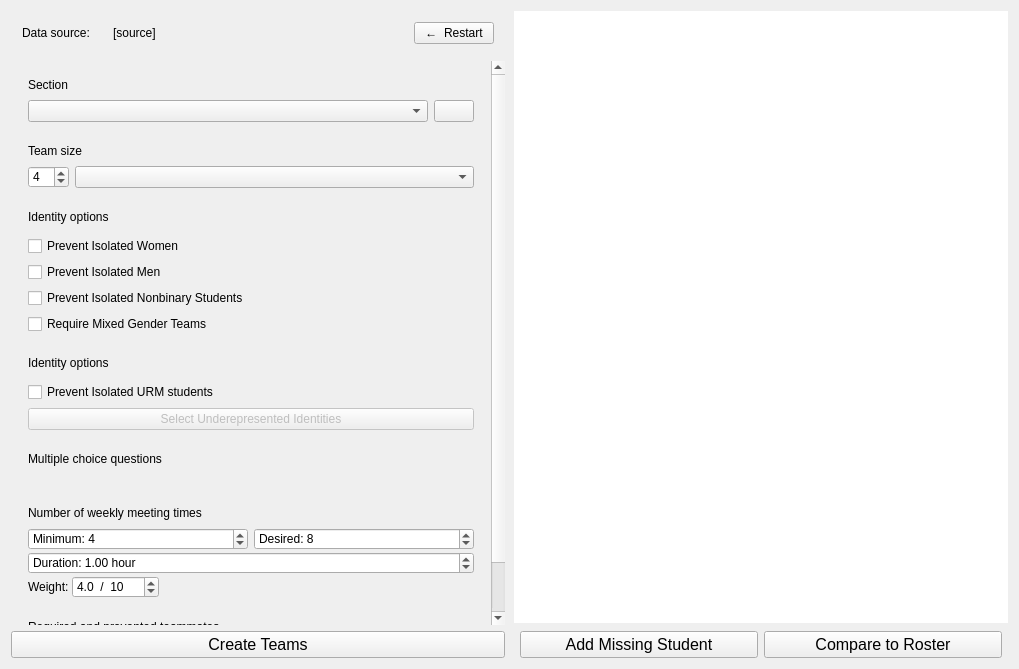
First picture: the form in gruepr.ui, repository gruepr/gruepr, before the edit.
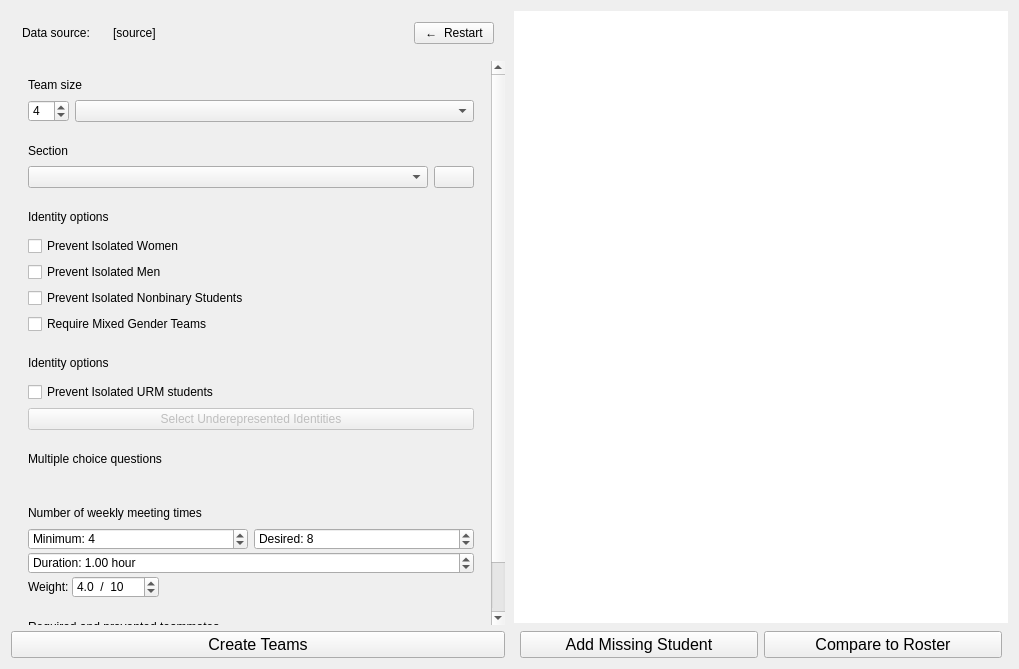
Second picture: the form after the edit. Icons and pictures are not drawn. Custom widgets are drawn as their Qt base class.

Commit message: Added half-working Drag and Drop UI functionality

Patch:
```diff
--- a/gruepr.ui
+++ b/gruepr.ui
@@ -85,7 +85,80 @@
            <number>6</number>
           </property>
           <item>
-           <widget class="QFrame" name="sectionFrame">
+           <widget class="DraggableQFrame" name="teamSizeFrame">
+            <layout class="QGridLayout" name="teamSizeLayout" columnstretch="0,0">
+             <property name="verticalSpacing">
+              <number>2</number>
+             </property>
+             <item row="2" column="1">
+              <widget class="QComboBox" name="teamSizeBox">
+               <property name="sizePolicy">
+                <sizepolicy hsizetype="Expanding" vsizetype="Preferred">
+                 <horstretch>0</horstretch>
+                 <verstretch>0</verstretch>
+                </sizepolicy>
+               </property>
+               <property name="toolTip">
+                <string>Choose how many students are on each team.</string>
+               </property>
+               <property name="sizeAdjustPolicy">
+                <enum>QComboBox::SizeAdjustPolicy::AdjustToContents</enum>
+               </property>
+              </widget>
+             </item>
+             <item row="1" column="0" colspan="2">
+              <spacer name="teamSizeLabelSpacer">
+               <property name="orientation">
+                <enum>Qt::Orientation::Vertical</enum>
+               </property>
+               <property name="sizeType">
+                <enum>QSizePolicy::Policy::Fixed</enum>
+               </property>
+               <property name="sizeHint" stdset="0">
+                <size>
+                 <width>20</width>
+                 <height>6</height>
+                </size>
+               </property>
+              </spacer>
+             </item>
+             <item row="0" column="0" colspan="2" alignment="Qt::AlignmentFlag::AlignLeft|Qt::AlignmentFlag::AlignVCenter">
+              <widget class="QLabel" name="teamSizeLabel">
+               <property name="sizePolicy">
+                <sizepolicy hsizetype="Preferred" vsizetype="Preferred">
+                 <horstretch>0</horstretch>
+                 <verstretch>0</verstretch>
+                </sizepolicy>
+               </property>
+               <property name="text">
+                <string>Team size</string>
+               </property>
+              </widget>
+             </item>
+             <item row="2" column="0">
+              <widget class="QSpinBox" name="idealTeamSizeBox">
+               <property name="sizePolicy">
+                <sizepolicy hsizetype="Minimum" vsizetype="Preferred">
+                 <horstretch>0</horstretch>
+                 <verstretch>0</verstretch>
+                </sizepolicy>
+               </property>
+               <property name="toolTip">
+                <string>Set the ideal number of students on each team</string>
+               </property>
+               <property name="minimum">
+                <number>2</number>
+               </property>
+               <property name="value">
+                <number>4</number>
+               </property>
+              </widget>
+             </item>
+            </layout>
+           </widget>
+          </item>
+          <item>
+           <widget class="DraggableQFrame" name="sectionFrame">
             <layout class="QGridLayout" name="sectionLayout">
              <property name="verticalSpacing">
               <number>2</number>
@@ -149,81 +222,8 @@
                </property>
               </widget>
              </item>
-            </layout>
-           </widget>
-          </item>
-          <item>
-           <spacer name="sectionSpacer">
-            <property name="orientation">
-             <enum>Qt::Orientation::Vertical</enum>
-            </property>
-            <property name="sizeType">
-             <enum>QSizePolicy::Policy::Ignored</enum>
-            </property>
-            <property name="sizeHint" stdset="0">
-             <size>
-              <width>20</width>
-              <height>40</height>
-             </size>
-            </property>
-           </spacer>
-          </item>
-          <item>
-           <widget class="QFrame" name="teamSizeFrame">
-            <layout class="QGridLayout" name="teamSizeLayout" columnstretch="0,0">
-             <property name="verticalSpacing">
-              <number>2</number>
-             </property>
-             <item row="0" column="0" colspan="2" alignment="Qt::AlignmentFlag::AlignLeft|Qt::AlignmentFlag::AlignVCenter">
-              <widget class="QLabel" name="teamSizeLabel">
-               <property name="sizePolicy">
-                <sizepolicy hsizetype="Preferred" vsizetype="Preferred">
-                 <horstretch>0</horstretch>
-                 <verstretch>0</verstretch>
-                </sizepolicy>
-               </property>
-               <property name="text">
-                <string>Team size</string>
-               </property>
-              </widget>
-             </item>
-             <item row="2" column="1">
-              <widget class="QComboBox" name="teamSizeBox">
-               <property name="sizePolicy">
-                <sizepolicy hsizetype="Expanding" vsizetype="Preferred">
-                 <horstretch>0</horstretch>
-                 <verstretch>0</verstretch>
-                </sizepolicy>
-               </property>
-               <property name="toolTip">
-                <string>Choose how many students are on each team.</string>
-               </property>
-               <property name="sizeAdjustPolicy">
-                <enum>QComboBox::SizeAdjustPolicy::AdjustToContents</enum>
-               </property>
-              </widget>
-             </item>
-             <item row="2" column="0">
-              <widget class="QSpinBox" name="idealTeamSizeBox">
-               <property name="sizePolicy">
-                <sizepolicy hsizetype="Minimum" vsizetype="Preferred">
-                 <horstretch>0</horstretch>
-                 <verstretch>0</verstretch>
-                </sizepolicy>
-               </property>
-               <property name="toolTip">
-                <string>Set the ideal number of students on each team</string>
-               </property>
-               <property name="minimum">
-                <number>2</number>
-               </property>
-               <property name="value">
-                <number>4</number>
-               </property>
-              </widget>
-             </item>
-             <item row="1" column="0" colspan="2">
-              <spacer name="teamSizeLabelSpacer">
+             <item row="1" column="0">
+              <spacer name="sectionLabelSpacer">
                <property name="orientation">
                 <enum>Qt::Orientation::Vertical</enum>
                </property>
@@ -242,23 +242,7 @@
            </widget>
           </item>
           <item>
-           <spacer name="teamsizeSpacer">
-            <property name="orientation">
-             <enum>Qt::Orientation::Vertical</enum>
-            </property>
-            <property name="sizeType">
-             <enum>QSizePolicy::Policy::Ignored</enum>
-            </property>
-            <property name="sizeHint" stdset="0">
-             <size>
-              <width>20</width>
-              <height>40</height>
-             </size>
-            </property>
-           </spacer>
-          </item>
-          <item>
-           <widget class="QFrame" name="genderFrame">
+           <widget class="DraggableQFrame" name="genderFrame">
             <layout class="QVBoxLayout" name="genderLayout">
              <property name="spacing">
               <number>6</number>
@@ -354,23 +338,7 @@
            </widget>
           </item>
           <item>
-           <spacer name="genderSpacer">
-            <property name="orientation">
-             <enum>Qt::Orientation::Vertical</enum>
-            </property>
-            <property name="sizeType">
-             <enum>QSizePolicy::Policy::Ignored</enum>
-            </property>
-            <property name="sizeHint" stdset="0">
-             <size>
-              <width>20</width>
-              <height>40</height>
-             </size>
-            </property>
-           </spacer>
-          </item>
-          <item>
-           <widget class="QFrame" name="URMFrame">
+           <widget class="DraggableQFrame" name="URMFrame">
             <layout class="QVBoxLayout" name="URMLayout">
              <property name="spacing">
               <number>6</number>
@@ -437,23 +405,7 @@
            </widget>
           </item>
           <item>
-           <spacer name="URMSpacer">
-            <property name="orientation">
-             <enum>Qt::Orientation::Vertical</enum>
-            </property>
-            <property name="sizeType">
-             <enum>QSizePolicy::Policy::Ignored</enum>
-            </property>
-            <property name="sizeHint" stdset="0">
-             <size>
-              <width>20</width>
-              <height>40</height>
-             </size>
-            </property>
-           </spacer>
-          </item>
-          <item>
-           <widget class="QFrame" name="attributesFrame">
+           <widget class="DraggableQFrame" name="attributesFrame">
             <layout class="QVBoxLayout" name="attributesLayout">
              <item alignment="Qt::AlignmentFlag::AlignLeft|Qt::AlignmentFlag::AlignVCenter">
               <widget class="QLabel" name="attributesLabel">
@@ -534,23 +486,7 @@
            </widget>
           </item>
           <item>
-           <spacer name="attributeSpacer">
-            <property name="orientation">
-             <enum>Qt::Orientation::Vertical</enum>
-            </property>
-            <property name="sizeType">
-             <enum>QSizePolicy::Policy::Ignored</enum>
-            </property>
-            <property name="sizeHint" stdset="0">
-             <size>
-              <width>20</width>
-              <height>40</height>
-             </size>
-            </property>
-           </spacer>
-          </item>
-          <item>
-           <widget class="QFrame" name="scheduleFrame">
+           <widget class="DraggableQFrame" name="scheduleFrame">
             <layout class="QVBoxLayout" name="scheduleLayout">
              <property name="spacing">
               <number>2</number>
@@ -693,23 +629,7 @@
            </widget>
           </item>
           <item>
-           <spacer name="scheduleSpacer">
-            <property name="orientation">
-             <enum>Qt::Orientation::Vertical</enum>
-            </property>
-            <property name="sizeType">
-             <enum>QSizePolicy::Policy::Ignored</enum>
-            </property>
-            <property name="sizeHint" stdset="0">
-             <size>
-              <width>20</width>
-              <height>40</height>
-             </size>
-            </property>
-           </spacer>
-          </item>
-          <item>
-           <widget class="QFrame" name="teammatesFrame">
+           <widget class="DraggableQFrame" name="teammatesFrame">
             <layout class="QVBoxLayout" name="teammatesLayout" stretch="0,0,0">
              <property name="spacing">
               <number>2</number>
@@ -756,19 +676,6 @@
             </layout>
            </widget>
           </item>
-          <item>
-           <spacer name="verticalSpacer">
-            <property name="orientation">
-             <enum>Qt::Orientation::Vertical</enum>
-            </property>
-            <property name="sizeHint" stdset="0">
-             <size>
-              <width>20</width>
-              <height>0</height>
-             </size>
-            </property>
-           </spacer>
-          </item>
          </layout>
         </widget>
        </widget>
@@ -1062,6 +969,12 @@
    <extends>QTableWidget</extends>
    <header>widgets/studentTableWidget.h</header>
   </customwidget>
+  <customwidget>
+   <class>DraggableQFrame</class>
+   <extends>QFrame</extends>
+   <header>widgets/draggableQFrame.h</header>
+   <container>1</container>
+  </customwidget>
  </customwidgets>
  <resources>
   <include location="gruepr.qrc"/>
```
Left out of the diff: 580 changed lines with no effect on the pictures. The commit also changes 7 other files.
